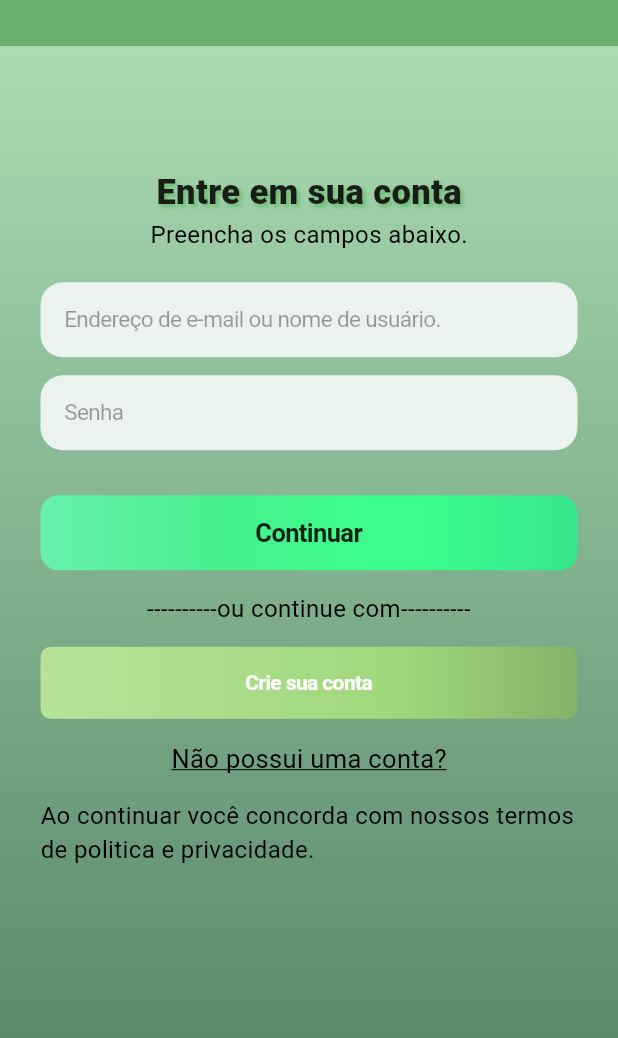
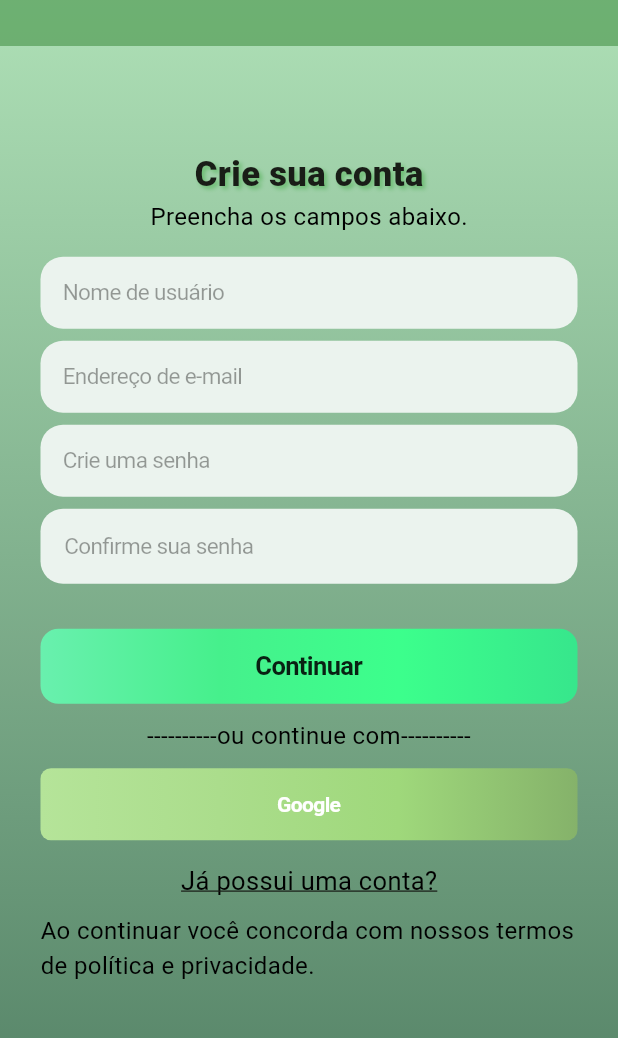
Before and after one commit to Eduardo8006/BlockPlanner, a Flutter app: the screen it shows after launch, on a phone screen of 412 x 824 dp, the part 104-1142 px from its top. Run offline on Flutter 3.47's test engine with Material 3 defaults, Android fonts, the phone set to English and light mode, and no system bars; missing offline and left inert: flutter_file_dialog.

Commit message:
Tela Home Adicionada

```diff
--- a/lib/main.dart
+++ b/lib/main.dart
@@ -1,4 +1,7 @@
+import 'package:blockplanner/screens/home.dart';
 import 'package:blockplanner/screens/tela_login.dart';
+import 'package:blockplanner/screens/tela_signup.dart';
+//import 'package:blockplanner/screens/tela_login.dart';
 // import 'package:blockplanner/screens/tela_signup.dart';
 import 'package:flutter/material.dart';
 
@@ -19,7 +22,7 @@ class MyApp extends StatelessWidget {
         colorScheme: ColorScheme.fromSeed(seedColor: Colors.green),
         useMaterial3: true,
       ),
-      home: const LoginPage(),
+      home: const SignUpPage(),
     );
   }
 }
--- a/lib/screens/tela_login.dart
+++ b/lib/screens/tela_login.dart
@@ -1,3 +1,4 @@
+import 'package:blockplanner/screens/tela_signup.dart';
 import 'package:flutter/cupertino.dart';
 import 'package:flutter/material.dart';
 
@@ -11,11 +12,6 @@ class LoginPage extends StatelessWidget {
       appBar: PreferredSize(
           preferredSize: const Size.fromHeight(100),
           child: AppBar(
-            title: const Image(
-              image: AssetImage("assets/images/icon.png"),
-              width: 240,
-              alignment: Alignment.center,
-            ),
             elevation: 0,
             backgroundColor: const Color.fromARGB(200, 92, 163, 95),
           )),
@@ -140,7 +136,7 @@ class LoginPage extends StatelessWidget {
               ),
               child: CupertinoButton(
                 child: const Text(
-                  "Crie sua conta",
+                  "Google",
                   style: TextStyle(
                       color: Colors.white,
                       fontSize: 14,
@@ -154,8 +150,10 @@ class LoginPage extends StatelessWidget {
             ),
             InkWell(
               onTap: () {
-                // Ação quando o texto for clicado
-                print("Texto clicado!");
+                Navigator.push(
+                  context,
+                  MaterialPageRoute(builder: (context) => SignUpPage()),
+                );
               },
               child: const Text(
                 "Não possui uma conta?",
--- a/lib/screens/tela_signup.dart
+++ b/lib/screens/tela_signup.dart
@@ -1,3 +1,5 @@
+import 'package:blockplanner/screens/home.dart';
+import 'package:blockplanner/screens/tela_login.dart';
 import 'package:flutter/cupertino.dart';
 import 'package:flutter/material.dart';
 import 'package:flutter/widgets.dart';
@@ -15,7 +17,7 @@ class SignUpPage extends StatelessWidget {
             title: const Image(
               image: AssetImage("assets/images/icon.png"),
               width: 240,
-              alignment: Alignment.center,
+              alignment: Alignment.topRight,
             ),
             elevation: 0,
             backgroundColor: const Color.fromARGB(200, 92, 163, 95),
@@ -62,9 +64,37 @@ class SignUpPage extends StatelessWidget {
             ),
             const SizedBox(height: 15),
             const CupertinoTextField(
+                cursorColor: Colors.green,
+                padding: EdgeInsets.all(15),
+                placeholder: "Nome de usuário",
+                placeholderStyle:
+                    TextStyle(color: Colors.black38, fontSize: 15),
+                style: TextStyle(color: Colors.black, fontSize: 15),
+                decoration: BoxDecoration(
+                    color: Color.fromARGB(255, 235, 243, 238),
+                    borderRadius: BorderRadius.all(
+                      Radius.circular(15),
+                    ))),
+            const SizedBox(height: 8),
+            const CupertinoTextField(
+                cursorColor: Colors.green,
+                padding: EdgeInsets.all(15),
+                placeholder: "Endereço de e-mail",
+                placeholderStyle:
+                    TextStyle(color: Colors.black38, fontSize: 15),
+                style: TextStyle(color: Colors.black, fontSize: 15),
+                decoration: BoxDecoration(
+                    color: Color.fromARGB(255, 235, 243, 238),
+                    borderRadius: BorderRadius.all(
+                      Radius.circular(15),
+                    ))),
+            const SizedBox(
+              height: 8,
+            ),
+            const CupertinoTextField(
               cursorColor: Colors.green,
               padding: EdgeInsets.all(15),
-              placeholder: "Endereço de e-mail",
+              placeholder: "Crie uma senha",
               placeholderStyle: TextStyle(color: Colors.black38, fontSize: 15),
               style: TextStyle(color: Colors.black, fontSize: 15),
               decoration: BoxDecoration(
@@ -112,7 +142,12 @@ class SignUpPage extends StatelessWidget {
                       fontSize: 17,
                       fontWeight: FontWeight.w700),
                 ),
-                onPressed: () {},
+                onPressed: () {
+                  Navigator.push(
+                    context,
+                    MaterialPageRoute(builder: (context) => HomePage()),
+                  );
+                },
               ),
             ),
             const SizedBox(height: 10),
@@ -142,7 +177,7 @@ class SignUpPage extends StatelessWidget {
               ),
               child: CupertinoButton(
                 child: const Text(
-                  "Crie sua conta",
+                  "Google",
                   style: TextStyle(
                       color: Colors.white,
                       fontSize: 14,
@@ -157,7 +192,10 @@ class SignUpPage extends StatelessWidget {
             InkWell(
               onTap: () {
                 // Ação quando o texto for clicado
-                print("Texto clicado!");
+                Navigator.push(
+                  context,
+                  MaterialPageRoute(builder: (context) => LoginPage()),
+                );
               },
               child: const Text(
                 "Já possui uma conta?",
@@ -178,7 +216,7 @@ class SignUpPage extends StatelessWidget {
                 print("Texto clicado!");
               },
               child: const Text(
-                "Ao continuar você concorda com nossos termos de politica e privacidade.",
+                "Ao continuar você concorda com nossos termos de política e privacidade.",
                 style: TextStyle(
                   fontSize: 16,
                   color: Colors.black,
--- a/pubspec.yaml
+++ b/pubspec.yaml
@@ -12,13 +12,13 @@ dependencies:
     sdk: flutter
 
   cupertino_icons: ^1.0.6
+  flutter_lints: ^4.0.0
+  google_fonts: ^6.2.1
+  flutter_file_dialog: ^3.0.2
 
 dev_dependencies:
   flutter_test:
     sdk: flutter
-
-  flutter_lints: ^4.0.0
-  google_fonts: ^6.2.1
 
 flutter:
   assets:
```
Also changed, not shown: lib/mundos/carrega_mundos.dart (added, +35 -0 lines), lib/screens/home.dart (added, +77 -0 lines), pubspec.lock.
